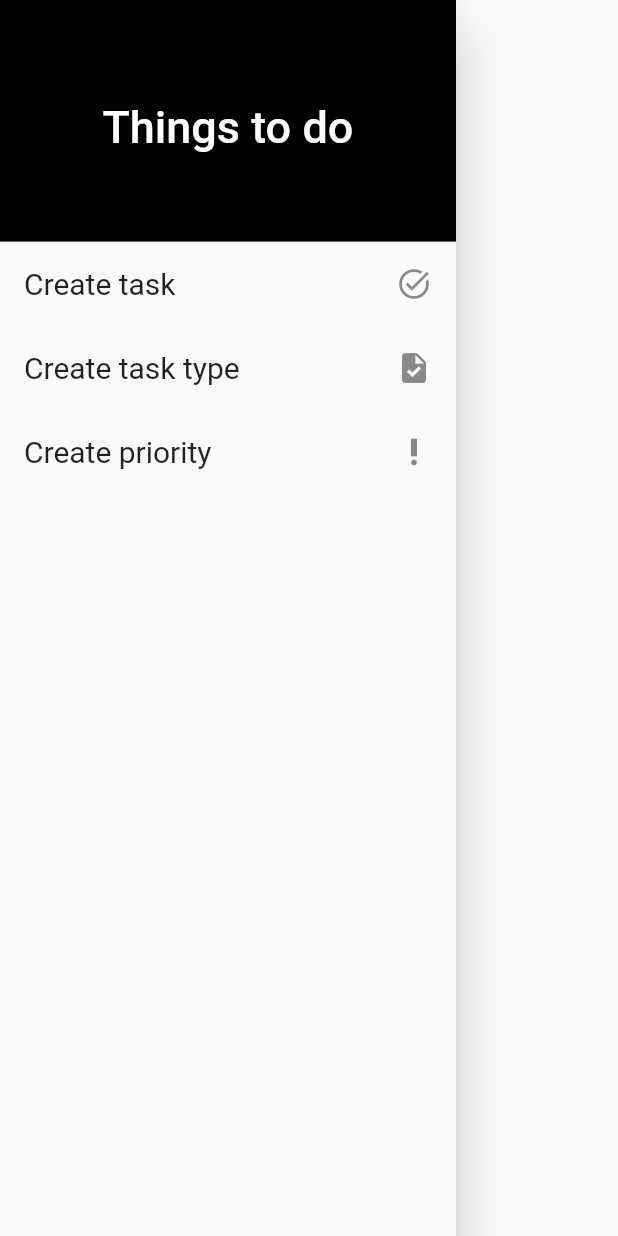
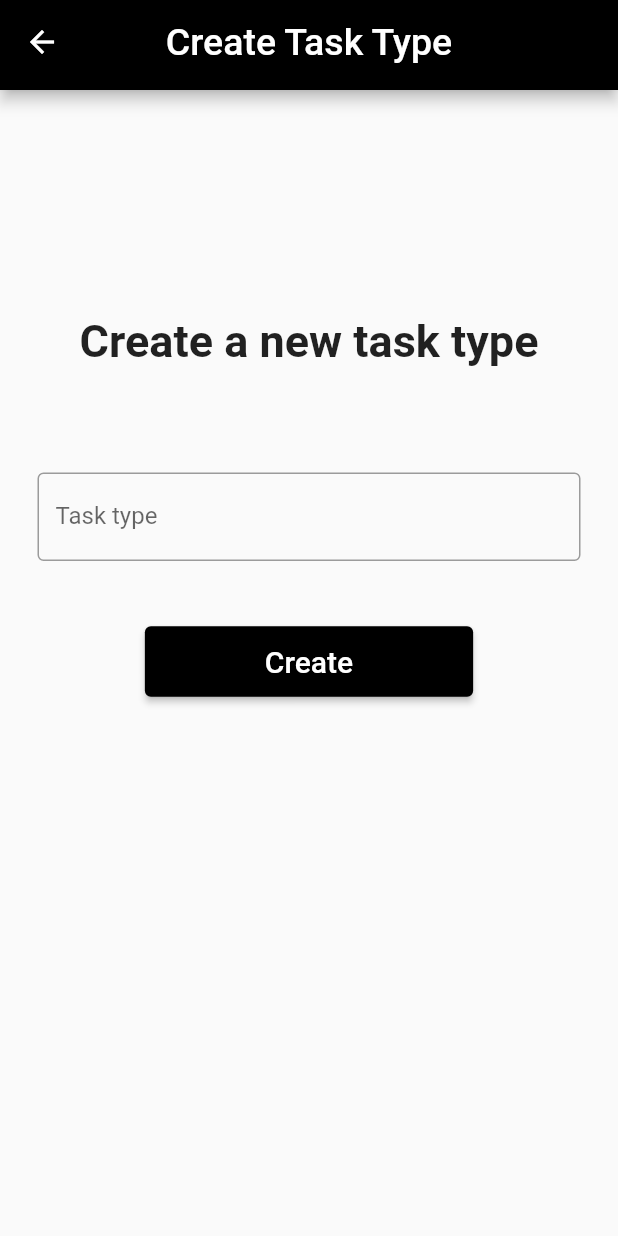
Before and after one commit to WindowsCrashed/TodoAppUni, a Flutter app: the AppDrawer widget shown alone on an empty page, opened directly, after a tap on "Create task type", on a phone screen of 412 x 824 dp. Run offline on Flutter 3.47's test engine with Material 2 defaults, Android fonts, the phone set to English and light mode, and no system bars.

Commit message:
Created basic task type creation page

```diff
--- a/lib/main.dart
+++ b/lib/main.dart
@@ -1,13 +1,18 @@
 import 'package:flutter/material.dart';
+import 'package:todo_app_uni/pages/create_task_type.dart';
 import 'package:todo_app_uni/pages/home.dart';
 import 'package:todo_app_uni/services/seed_db.dart';
 
 void main() {
   seedDb();
 
-  runApp(const MaterialApp(
+  runApp(MaterialApp(
     title: 'JustDoIi!',
-    home: Home(),
+    initialRoute: '/home',
+    routes: {
+      '/home': (context) => const Home(),
+      '/create-task-type': (context) => const CreateTaskType(),
+    },
     debugShowCheckedModeBanner: false,
   ));
 }
--- /dev/null
+++ b/lib/pages/create_task_type.dart
@@ -0,0 +1,92 @@
+import 'package:flutter/material.dart';
+import 'package:todo_app_uni/widgets/app_appbar.dart';
+
+class CreateTaskType extends StatefulWidget {
+  const CreateTaskType({Key? key}) : super(key: key);
+
+  @override
+  State<CreateTaskType> createState() => _CreateTaskTypeState();
+}
+
+class _CreateTaskTypeState extends State<CreateTaskType> {
+  final _formKey = GlobalKey<FormState>();
+
+  final TextEditingController fieldController = TextEditingController();
+
+  @override void dispose() {
+    fieldController.dispose();
+    super.dispose();
+  }
+
+  @override
+  Widget build(BuildContext context) {
+    return GestureDetector(
+      onTap: () => FocusScope.of(context).unfocus(),
+      child: Scaffold(
+        resizeToAvoidBottomInset: false,
+        appBar: const AppAppBar(title: 'Create Task Type'),
+        body: Container(
+          margin: const EdgeInsets.symmetric(vertical: 80, horizontal: 25),
+          child: GestureDetector(
+            child: Column(
+              // mainAxisAlignment: MainAxisAlignment.spaceEvenly,
+              children: [
+                Container(
+                  margin: const EdgeInsets.symmetric(vertical: 70),
+                  child: const Text('Create a new task type',
+                    style: TextStyle(
+                      fontSize: 30,
+                      fontWeight: FontWeight.bold
+                    ),
+                  ),
+                ),
+                Form(
+                  key: _formKey,
+                  child: SizedBox(
+                    height: 150,
+                    child: Column(
+                      mainAxisAlignment: MainAxisAlignment.spaceBetween,
+                      children: [
+                        TextFormField(
+                          controller: fieldController,
+                          decoration: const InputDecoration(
+                            border: OutlineInputBorder(),
+                            labelText: 'Task type',
+                          ),
+                          validator: (value) {
+                            if (value == null || value.isEmpty) {
+                              return 'Required field';
+                            }
+                            return null;
+                          },
+                        ),
+                        ElevatedButton(
+                            onPressed: () {
+                              if (_formKey.currentState!.validate()) {
+                                ScaffoldMessenger.of(context).showSnackBar(
+                                  SnackBar(content: Text(fieldController.text))
+                                );
+                              }
+                            },
+                            style: ElevatedButton.styleFrom(
+                              backgroundColor: Colors.black,
+                              padding: const EdgeInsets.symmetric(horizontal: 80, vertical: 12),
+                            ),
+                            child: const Text('Create',
+                              style: TextStyle(
+                                fontSize: 20
+                              ),
+                            )
+                        )
+                      ],
+                    ),
+                  ),
+                ),
+              ],
+            ),
+          ),
+        ),
+      ),
+    );
+  }
+}
--- a/lib/pages/home.dart
+++ b/lib/pages/home.dart
@@ -1,4 +1,5 @@
 import 'package:flutter/material.dart';
+import 'package:todo_app_uni/widgets/app_appbar.dart';
 import 'package:todo_app_uni/widgets/app_drawer.dart';
 import 'package:todo_app_uni/widgets/task_card.dart';
 import 'package:todo_app_uni/data/db.dart';
@@ -9,15 +10,7 @@ class Home extends StatelessWidget {
   @override
   Widget build(BuildContext context) {
     return Scaffold(
-      appBar: AppBar(
-        title: const Text('Just do it!',
-          style: TextStyle(
-            fontSize: 25
-          ),
-        ),
-        centerTitle: true,
-        backgroundColor: Colors.black,
-      ),
+      appBar: const AppAppBar(title: 'Just do it!'),
       backgroundColor: Colors.grey[200],
       drawer: const AppDrawer(),
       body: ListView(
--- /dev/null
+++ b/lib/widgets/app_appbar.dart
@@ -0,0 +1,23 @@
+import 'package:flutter/material.dart';
+
+class AppAppBar extends StatelessWidget implements PreferredSizeWidget {
+  final String title;
+
+  const AppAppBar({Key? key, this.title = ''}) : super(key: key);
+
+  @override
+  Size get preferredSize => const Size.fromHeight(60);
+
+  @override
+  Widget build(BuildContext context) {
+    return AppBar(
+      title: Text(title,
+        style: const TextStyle(
+            fontSize: 25
+        ),
+      ),
+      centerTitle: true,
+      backgroundColor: Colors.black,
+    );
+  }
+}
--- a/lib/widgets/app_drawer.dart
+++ b/lib/widgets/app_drawer.dart
@@ -9,8 +9,8 @@ class AppDrawer extends StatelessWidget {
     return Drawer(
       child: ListView(
         padding: EdgeInsets.zero,
-        children: const [
-          DrawerHeader(
+        children: [
+          const DrawerHeader(
             margin: EdgeInsets.zero,
             decoration: BoxDecoration(
                 color: Colors.black
@@ -24,9 +24,23 @@ class AppDrawer extends StatelessWidget {
               ),
             ),
           ),
-          DrawerListTile(title: 'Create task', icon: Icons.task_alt,),
-          DrawerListTile(title: 'Create task type', icon: Icons.task,),
-          DrawerListTile(title: 'Create priority', icon: Icons.priority_high,)
+          DrawerListTile(
+            title: 'Create task',
+            icon: Icons.task_alt,
+            onTap: () {},
+          ),
+          DrawerListTile(
+            title: 'Create task type',
+            icon: Icons.task,
+            onTap: () {
+              Navigator.pushNamed(context, '/create-task-type');
+            },
+          ),
+          DrawerListTile(
+            title: 'Create priority',
+            icon: Icons.priority_high,
+            onTap: () {},
+          )
         ],
       ),
     );
--- a/lib/widgets/drawer_list_tile.dart
+++ b/lib/widgets/drawer_list_tile.dart
@@ -3,8 +3,9 @@ import 'package:flutter/material.dart';
 class DrawerListTile extends StatelessWidget {
   final String title;
   final IconData? icon;
+  final Function onTap;
 
-  const DrawerListTile({Key? key, this.title = '', this.icon}) : super(key: key);
+  const DrawerListTile({Key? key, this.title = '', this.icon, required this.onTap}) : super(key: key);
 
   @override
   Widget build(BuildContext context) {
@@ -14,7 +15,9 @@ class DrawerListTile extends StatelessWidget {
             fontSize: 20
         ),
       ),
-      onTap: () {},
+      onTap: () {
+        onTap();
+      },
       trailing: Icon(icon),
     );
   }
```
